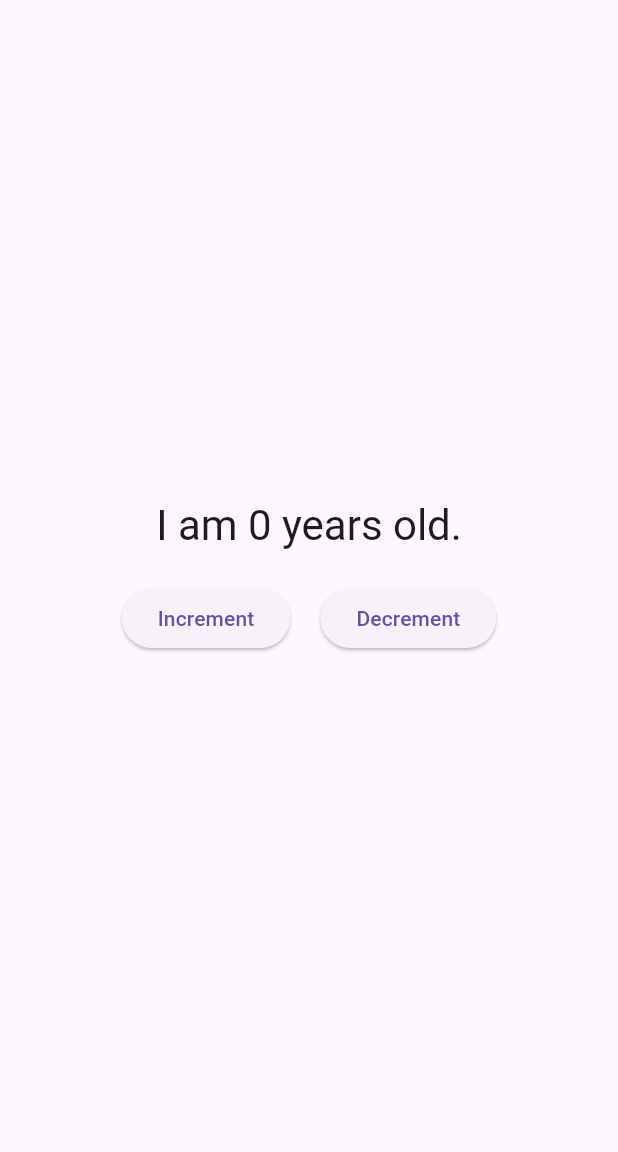
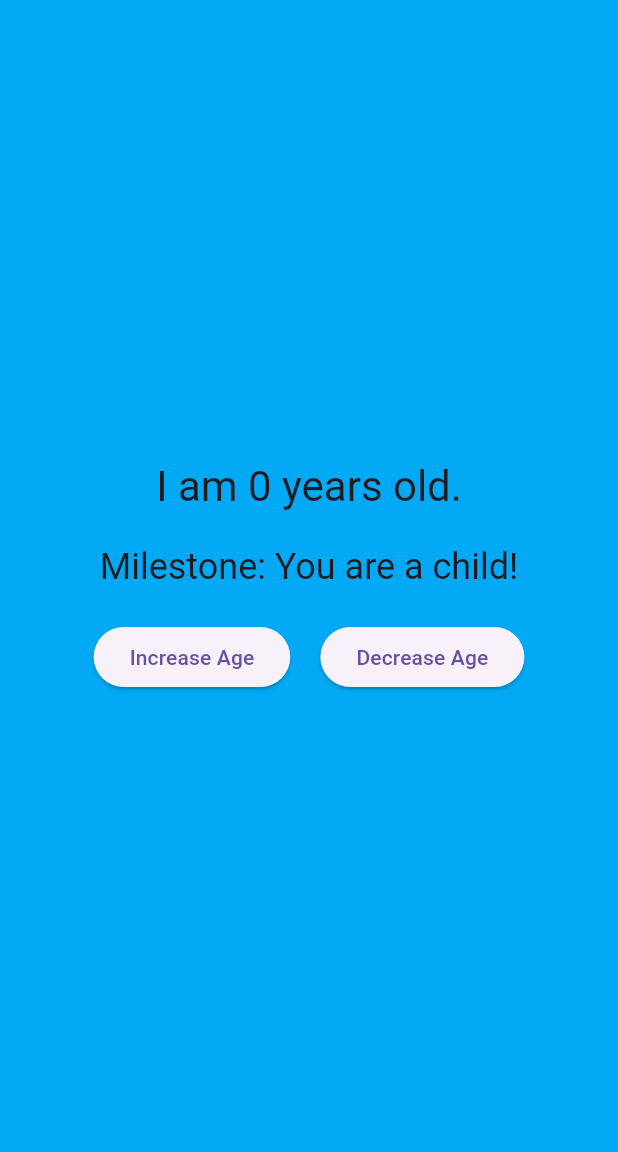
Before and after one commit to SteveT2023/AgeCounter, a Flutter app: the screen it shows after launch, on a phone screen of 412 x 824 dp, the part 84-1236 px from its top. Run offline on Flutter 3.47's test engine with Material 3 defaults, Android fonts, the light colour scheme and no system bars; missing offline and left inert: window_size.

Commit message:
Added age milestones

```diff
--- a/lib/main.dart
+++ b/lib/main.dart
@@ -45,6 +45,34 @@
     value -= 1;
     notifyListeners();
   }
+
+  String get milestone {
+    if (value <= 12) {
+      return 'You are a child!';
+    } else if (value <= 19) {
+      return 'Teenager time!';
+    } else if (value <= 30) {
+      return 'You are a young adult!';
+    } else if (value <= 50) {
+      return 'You are an adult!';
+    } else {
+      return 'Senior';
+    }
+  }
+
+  Color get milestoneColor {
+    if (value <= 12) {
+      return Colors.lightBlue;
+    } else if (value <= 19) {
+      return Colors.greenAccent;
+    } else if (value <= 30) {
+      return Colors.yellowAccent;
+    } else if (value <= 50) {
+      return Colors.orange;
+    } else {
+      return Colors.grey;
+    }
+  }
 }
 
 class MyApp extends StatelessWidget {
@@ -72,15 +100,21 @@
       appBar: AppBar(
         title: const Text('Age Counter'),
       ),
-      body: Center(
+      body: Consumer<Counter>(
+        builder: (context, counter, child) => Container(
+          color: counter.milestoneColor,
+          child: Center(
             child: Column(
               mainAxisAlignment: MainAxisAlignment.center,
               children: [
-            Consumer<Counter>(
-              builder: (context, counter, child) => Text(
+                Text(
                   'I am ${counter.value} years old.',
                   style: Theme.of(context).textTheme.headlineMedium,
                 ),
+                const SizedBox(height: 20),
+                Text(
+                  'Milestone: ${counter.milestone}',
+                  style: Theme.of(context).textTheme.headlineSmall,
                 ),
                 const SizedBox(height: 20),
                 Row(
@@ -91,7 +125,7 @@
                         var counter = context.read<Counter>();
                         counter.increment();
                       },
-                  child: const Text('Increment'),
+                      child: const Text('Increase Age'),
                     ),
                     const SizedBox(width: 20),
                     ElevatedButton(
@@ -99,13 +133,15 @@
                         var counter = context.read<Counter>();
                         counter.decrement();
                       },
-                  child: const Text('Decrement'),
+                      child: const Text('Decrease Age'),
                     ),
                   ],
                 ),
               ],
             ),
           ),
+        ),
+      ),
     );
   }
 }
```
Lines whose indentation alone changed are shown as unchanged.
